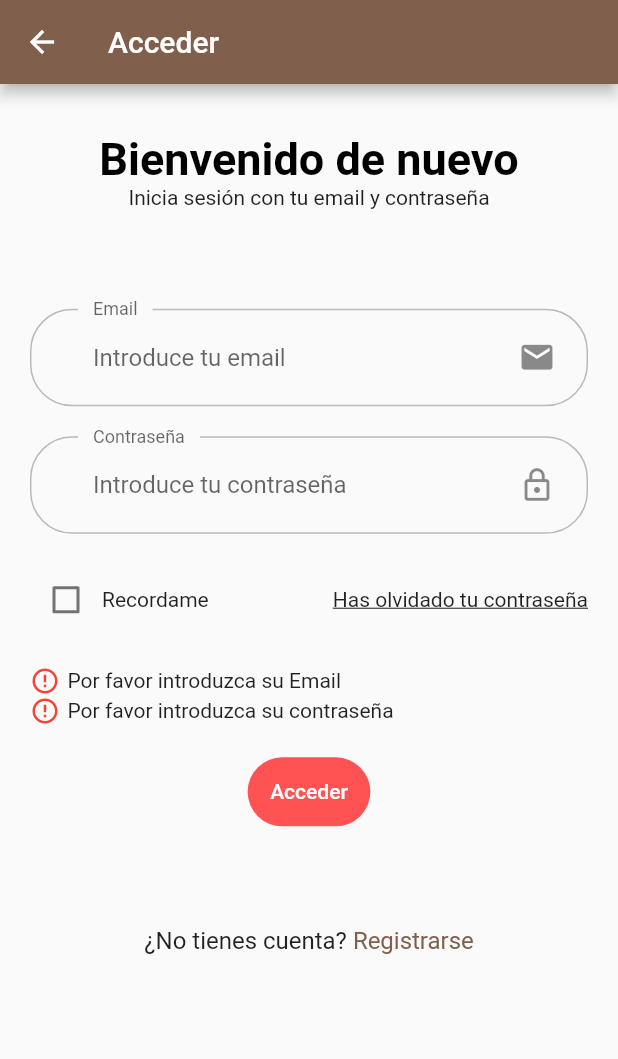
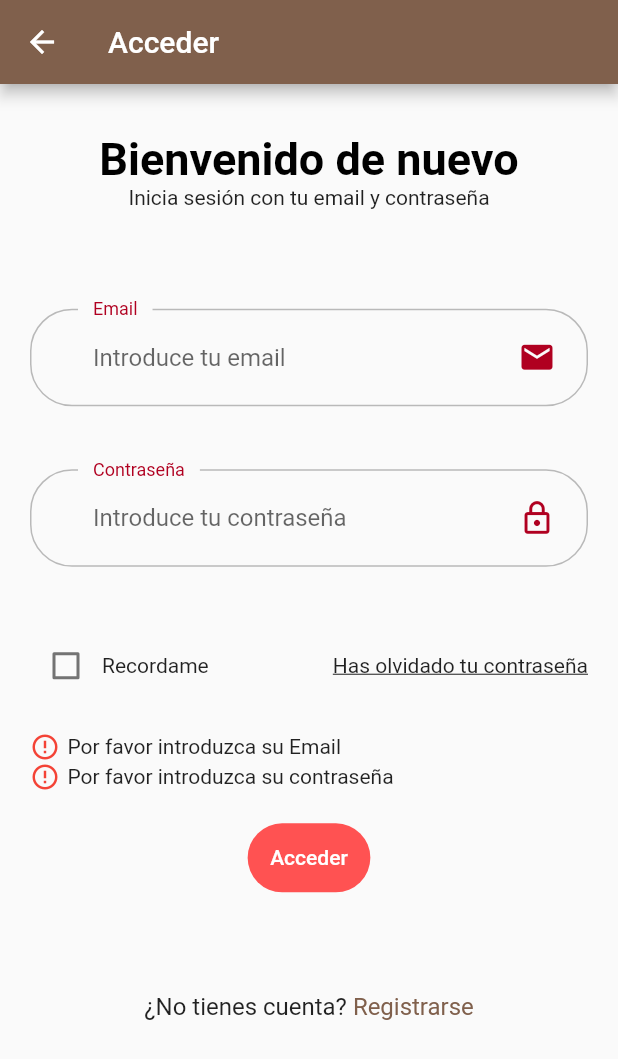
Before and after one commit to israeljasma/app_cart_woocomerce, a Flutter app: the LoginScreen screen opened by its route, after a tap on "Acceder", on a phone screen of 412 x 824 dp. Shown: the top 1059 px of the screen. Run offline on Flutter 3.47's test engine with Material 2 defaults, Android fonts, the phone set to English and light mode, and no system bars; our stand-ins replace badges, carousel_slider, dio, flutter_html; network calls fail.

Commit message:
Feat: diseño login, restore pasword and success login

```diff
--- a/lib/routes/app_routes.dart
+++ b/lib/routes/app_routes.dart
@@ -1,3 +1,5 @@
+import 'package:app_cart_woocomerce/screens/forgot_password/forgot_password_screen.dart';
+import 'package:app_cart_woocomerce/screens/login_success/login_success_screen.dart';
 import 'package:app_cart_woocomerce/screens/screens.dart';
 import 'package:app_cart_woocomerce/screens/splash/splash_screen.dart';
 import 'package:flutter/material.dart';
@@ -8,5 +10,7 @@ final Map<String, WidgetBuilder> routes = {
   SplashScreen.routeName: (context) => const SplashScreen(),
   HomeScreen.routeName: (context) => const HomeScreen(),
   LoginScreen.routeName: (context) => const LoginScreen(),
+  ForgotPasswordScreen.routeName: (context) => const ForgotPasswordScreen(),
+  LoginSuccessScreen.routeName: (context) => const LoginSuccessScreen(),
   CartScreen.routeName: (context) => const CartScreen(),
 };
--- a/lib/screens/login/components/body.dart
+++ b/lib/screens/login/components/body.dart
@@ -1,6 +1,6 @@
 import 'package:app_cart_woocomerce/screens/login/components/login_form.dart';
+import 'package:app_cart_woocomerce/screens/login/components/no_account_text.dart';
 import 'package:flutter/material.dart';
-import 'package:app_cart_woocomerce/theme/app_theme.dart';
 
 class Body extends StatelessWidget {
   const Body({Key? key}) : super(key: key);
@@ -31,20 +31,7 @@ class Body extends StatelessWidget {
                 SizedBox(height: MediaQuery.of(context).size.height * 0.08),
                 const LoginForm(),
                 SizedBox(height: MediaQuery.of(context).size.height * 0.08),
-                Row(
-                  mainAxisAlignment: MainAxisAlignment.center,
-                  children: const [
-                    Text(
-                      '¿No tienes cuenta? ',
-                      style: TextStyle(fontSize: 16),
-                    ),
-                    Text(
-                      'Registrarse',
-                      style: TextStyle(
-                          fontSize: 16, color: Color.fromRGBO(128, 96, 76, 1)),
-                    ),
-                  ],
-                ),
+                const NoAccountText(),
               ],
             ),
           ),
--- a/lib/screens/login/components/login_form.dart
+++ b/lib/screens/login/components/login_form.dart
@@ -1,4 +1,4 @@
-import 'package:app_cart_woocomerce/screens/login/components/custom_suffix_icon.dart';
+import 'package:app_cart_woocomerce/screens/components/custom_suffix_icon.dart';
 import 'package:app_cart_woocomerce/screens/login/components/form_error.dart';
 import 'package:app_cart_woocomerce/utils/constants.dart';
 import 'package:flutter/material.dart';
@@ -41,9 +41,12 @@ class _LoginFormState extends State<LoginForm> {
               ),
               const Text('Recordame'),
               const Spacer(),
-              const Text(
-                'Has olvidado tu contraseña',
-                style: TextStyle(decoration: TextDecoration.underline),
+              GestureDetector(
+                onTap: () => Navigator.pushNamed(context, '/forgot_password'),
+                child: const Text(
+                  'Has olvidado tu contraseña',
+                  style: TextStyle(decoration: TextDecoration.underline),
+                ),
               )
             ],
           ),
@@ -54,6 +57,7 @@ class _LoginFormState extends State<LoginForm> {
             onPressed: () {
               if (_formKey.currentState!.validate()) {
                 _formKey.currentState?.save();
+                Navigator.popAndPushNamed(context, '/login_success');
               }
             },
             style: TextButton.styleFrom(
@@ -94,10 +98,12 @@ class _LoginFormState extends State<LoginForm> {
           setState(() {
             errors.add(passNullError);
           });
+          return "";
         } else if (value.length < 8 && !errors.contains(shortPassError)) {
           setState(() {
             errors.add(shortPassError);
           });
+          return "";
         }
         return null;
       },
@@ -108,6 +114,11 @@ class _LoginFormState extends State<LoginForm> {
         contentPadding:
             const EdgeInsets.symmetric(horizontal: 42, vertical: 20),
         enabledBorder: OutlineInputBorder(
+          borderRadius: BorderRadius.circular(28),
+          borderSide: const BorderSide(color: Colors.black26),
+          gapPadding: 10,
+        ),
+        errorBorder: OutlineInputBorder(
           borderRadius: BorderRadius.circular(28),
           borderSide: const BorderSide(color: Colors.black26),
           gapPadding: 10,
@@ -146,11 +157,13 @@ class _LoginFormState extends State<LoginForm> {
           setState(() {
             errors.add(emailNullError);
           });
+          return "";
         } else if (!emailValidatorRegExp.hasMatch(value) &&
             !errors.contains(invalidEmailError)) {
           setState(() {
             errors.add(invalidEmailError);
           });
+          return "";
         }
         return null;
       },
@@ -161,6 +174,11 @@ class _LoginFormState extends State<LoginForm> {
         contentPadding:
             const EdgeInsets.symmetric(horizontal: 42, vertical: 20),
         enabledBorder: OutlineInputBorder(
+          borderRadius: BorderRadius.circular(28),
+          borderSide: const BorderSide(color: Colors.black26),
+          gapPadding: 10,
+        ),
+        errorBorder: OutlineInputBorder(
           borderRadius: BorderRadius.circular(28),
           borderSide: const BorderSide(color: Colors.black26),
           gapPadding: 10,
--- /dev/null
+++ b/lib/screens/login/components/no_account_text.dart
@@ -0,0 +1,28 @@
+import 'package:flutter/material.dart';
+
+class NoAccountText extends StatelessWidget {
+  const NoAccountText({
+    Key? key,
+  }) : super(key: key);
+
+  @override
+  Widget build(BuildContext context) {
+    return Row(
+      mainAxisAlignment: MainAxisAlignment.center,
+      children: [
+        const Text(
+          '¿No tienes cuenta? ',
+          style: TextStyle(fontSize: 16),
+        ),
+        GestureDetector(
+          onTap: () {},
+          child: const Text(
+            'Registrarse',
+            style:
+                TextStyle(fontSize: 16, color: Color.fromRGBO(128, 96, 76, 1)),
+          ),
+        ),
+      ],
+    );
+  }
+}
```
Also changed, not shown: lib/screens/components/default_button.dart (added, +35 -0 lines), lib/screens/forgot_password/components/body.dart (added, +126 -0 lines), lib/screens/forgot_password/forgot_password_screen.dart (added, +17 -0 lines), lib/screens/login_success/login_success_screen.dart (added, +15 -0 lines), lib/screens/components/custom_suffix_icon.dart (renamed from lib/screens/login/components/custom_suffix_icon.dart), 1 other file.
